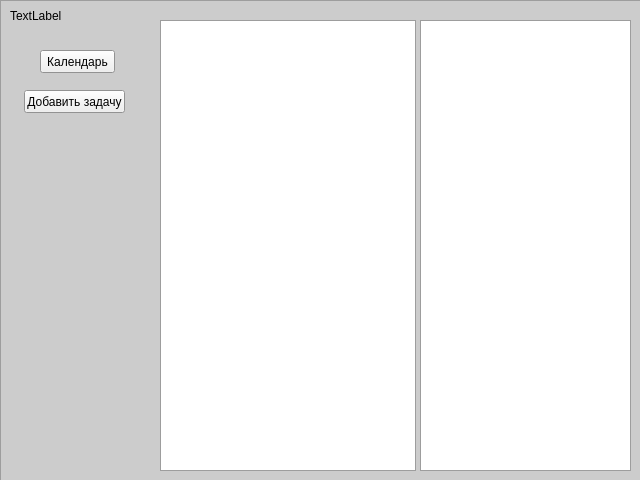
The window that gui/gui.ui (NoValeria/organiser) describes before a commit, drawn with Qt 5.
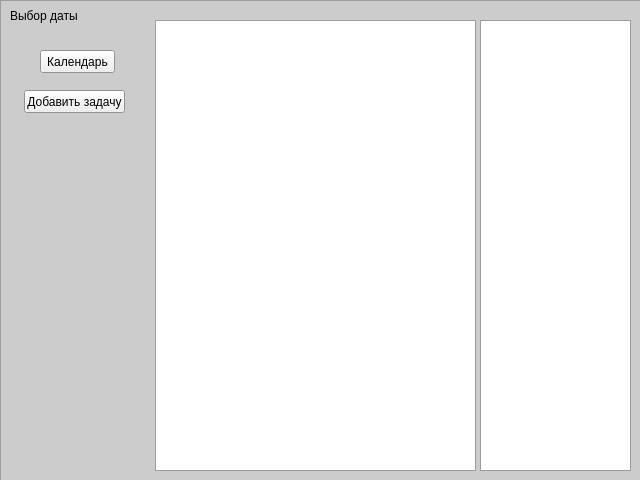
The same window after the commit.

What changed in the file:
```diff
--- a/gui/gui.ui
+++ b/gui/gui.ui
@@ -111,19 +111,9 @@
     <widget class="QTableView" name="tableView">
      <property name="geometry">
       <rect>
-       <x>420</x>
+       <x>480</x>
        <y>20</y>
-       <width>211</width>
-       <height>451</height>
-      </rect>
-     </property>
-    </widget>
-    <widget class="QTableView" name="DayTask">
-     <property name="geometry">
-      <rect>
-       <x>160</x>
-       <y>20</y>
-       <width>256</width>
+       <width>151</width>
        <height>451</height>
       </rect>
      </property>
@@ -138,7 +128,7 @@
       </rect>
      </property>
      <property name="text">
-      <string>TextLabel</string>
+      <string>Выбор даты</string>
      </property>
     </widget>
     <widget class="QPushButton" name="pushButton">
@@ -167,6 +157,16 @@
       <string>Добавить задачу</string>
      </property>
     </widget>
+    <widget class="QListWidget" name="listWidget">
+     <property name="geometry">
+      <rect>
+       <x>155</x>
+       <y>20</y>
+       <width>321</width>
+       <height>451</height>
+      </rect>
+     </property>
+    </widget>
    </widget>
   </widget>
  </widget>
```
